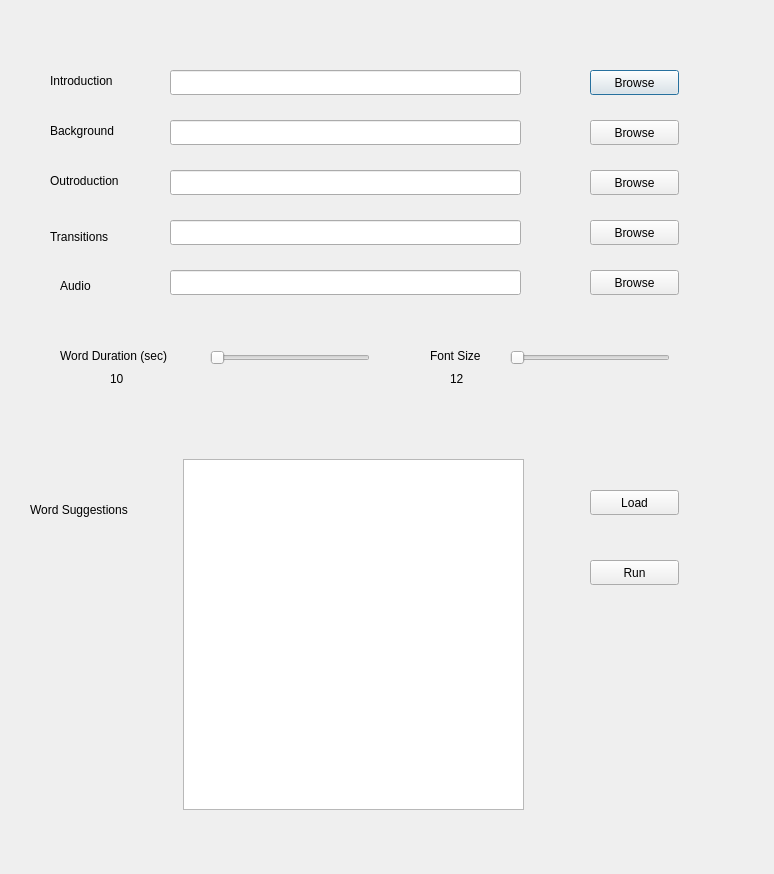
Before: the Qt Designer form src/vcs-gui.ui in IshanTaldekar/Video-Composition-Software, drawn with Qt 5.
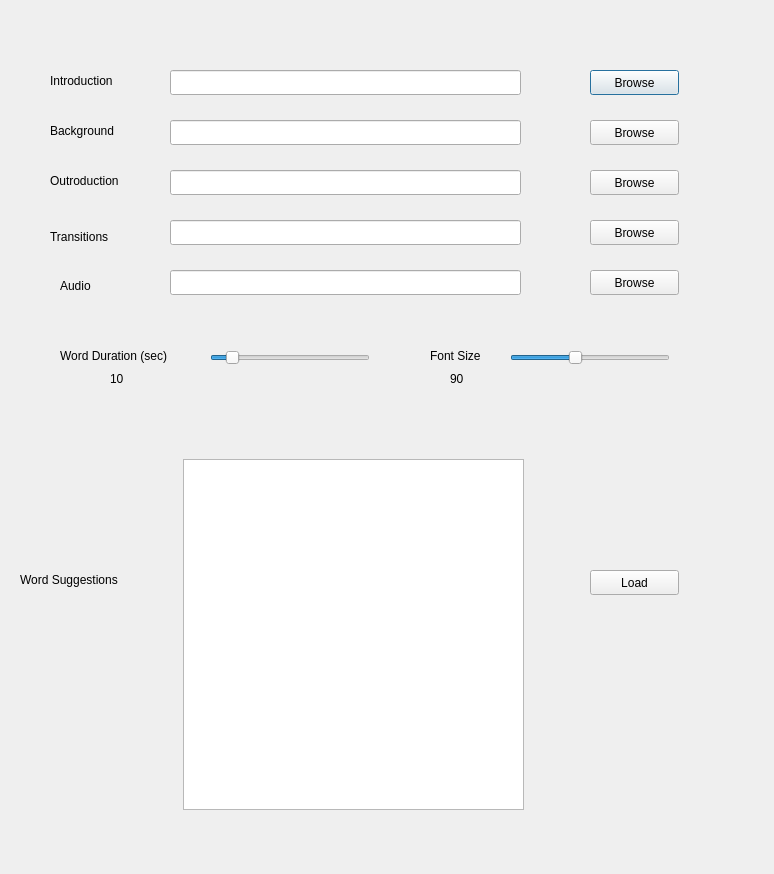
After: the same form once the commit is applied.

Commit message: Changes slider aesthetics, and combines load and run buttons into a single button

Diff of the .ui file:
```diff
--- a/src/vcs-gui.ui
+++ b/src/vcs-gui.ui
@@ -197,7 +197,7 @@
    <property name="geometry">
     <rect>
      <x>590</x>
-     <y>490</y>
+     <y>570</y>
      <width>89</width>
      <height>25</height>
     </rect>
@@ -206,19 +206,6 @@
     <string>Load</string>
    </property>
   </widget>
-  <widget class="QPushButton" name="RunButton">
-   <property name="geometry">
-    <rect>
-     <x>590</x>
-     <y>560</y>
-     <width>89</width>
-     <height>25</height>
-    </rect>
-   </property>
-   <property name="text">
-    <string>Run</string>
-   </property>
-  </widget>
   <widget class="QTextEdit" name="WordListTextEdit">
    <property name="geometry">
     <rect>
@@ -232,8 +219,8 @@
   <widget class="QLabel" name="label_6">
    <property name="geometry">
     <rect>
-     <x>30</x>
-     <y>500</y>
+     <x>20</x>
+     <y>570</y>
      <width>131</width>
      <height>20</height>
     </rect>
@@ -251,6 +238,9 @@
      <height>16</height>
     </rect>
    </property>
+   <property name="value">
+    <number>10</number>
+   </property>
    <property name="orientation">
     <enum>Qt::Horizontal</enum>
    </property>
@@ -290,6 +280,15 @@
      <height>16</height>
     </rect>
    </property>
+   <property name="minimum">
+    <number>50</number>
+   </property>
+   <property name="maximum">
+    <number>150</number>
+   </property>
+   <property name="value">
+    <number>90</number>
+   </property>
    <property name="orientation">
     <enum>Qt::Horizontal</enum>
    </property>
@@ -317,7 +316,7 @@
     </rect>
    </property>
    <property name="text">
-    <string>12</string>
+    <string>90</string>
    </property>
   </widget>
  </widget>
```
Left out of the diff: 2 changed lines with no effect on the pictures.
